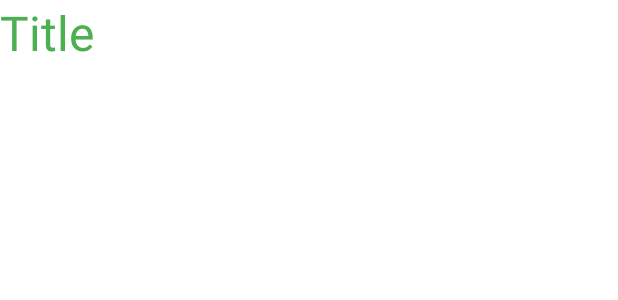
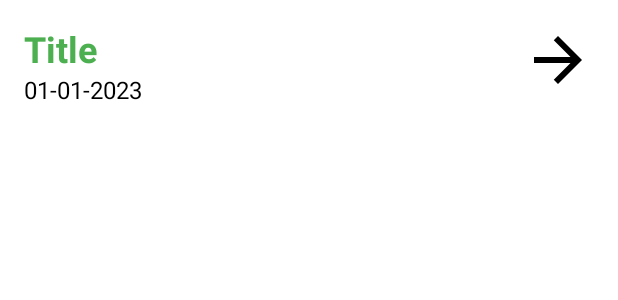
Before and after one commit to massi-01/To-Do-App, an Android app: the layout list_element.xml on its own in the app's theme, with its tools: preview values and no code run, on a phone screen of 412 x 824 dp. Shown: the top 300 px of the screen. Run offline under Robolectric (Android 15) with nearby library versions, the phone set to English and light mode, and no system bars.

Commit message:
Changed the list view layout

```diff
--- a/app/src/main/res/layout/list_element.xml
+++ b/app/src/main/res/layout/list_element.xml
@@ -1,22 +1,38 @@
 <?xml version="1.0" encoding="utf-8"?>
 <LinearLayout xmlns:android="http://schemas.android.com/apk/res/android"
     android:layout_width="match_parent"
-    android:layout_height="match_parent"
+    android:layout_height="wrap_content"
+    android:orientation="horizontal"
+    android:padding="16dp">
+
+    <LinearLayout
+        android:layout_width="0dp"
+        android:layout_height="wrap_content"
+        android:layout_weight="1"
         android:orientation="vertical">
 
         <TextView
             android:id="@+id/title"
             android:layout_width="match_parent"
-        android:layout_height="match_parent"
+            android:layout_height="wrap_content"
             android:text="Title"
             android:textColor="?attr/colorPrimary"
-        android:textSize="32sp" />
+            android:textSize="24sp"
+            android:textStyle="bold" />
 
         <TextView
             android:id="@+id/date"
             android:layout_width="match_parent"
-        android:layout_height="match_parent"
+            android:layout_height="wrap_content"
             android:text="01-01-2023"
-        android:textColor="?attr/colorSecondary"
+            android:textColor="?attr/colorOnSecondary"
             android:textSize="16sp" />
+
     </LinearLayout>
+
+    <ImageView
+        android:layout_width="48dp"
+        android:layout_height="48dp"
+        android:src="@drawable/ic_baseline_arrow_forward_24"/>
+
+</LinearLayout>
```
Lines whose indentation alone changed are shown as unchanged.
